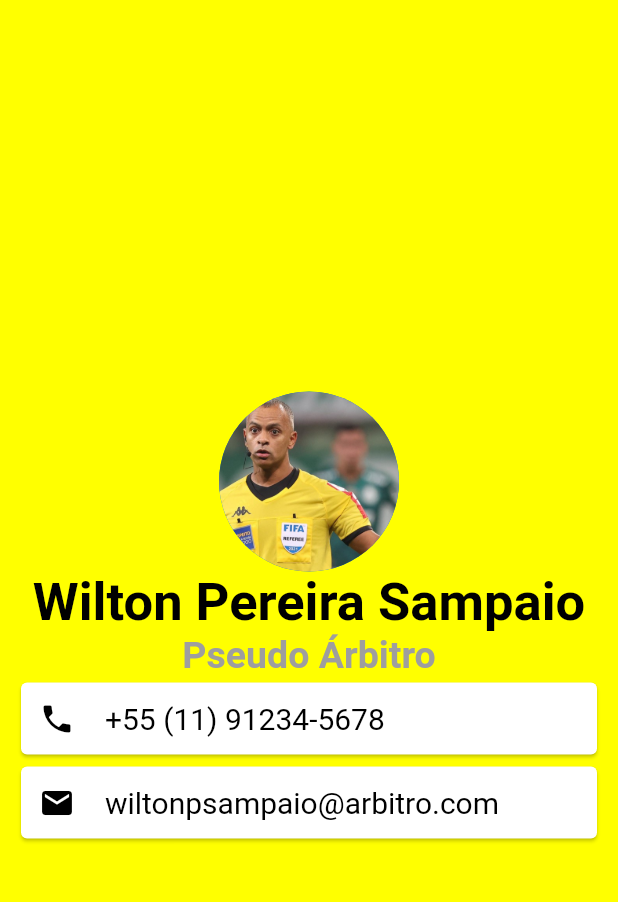
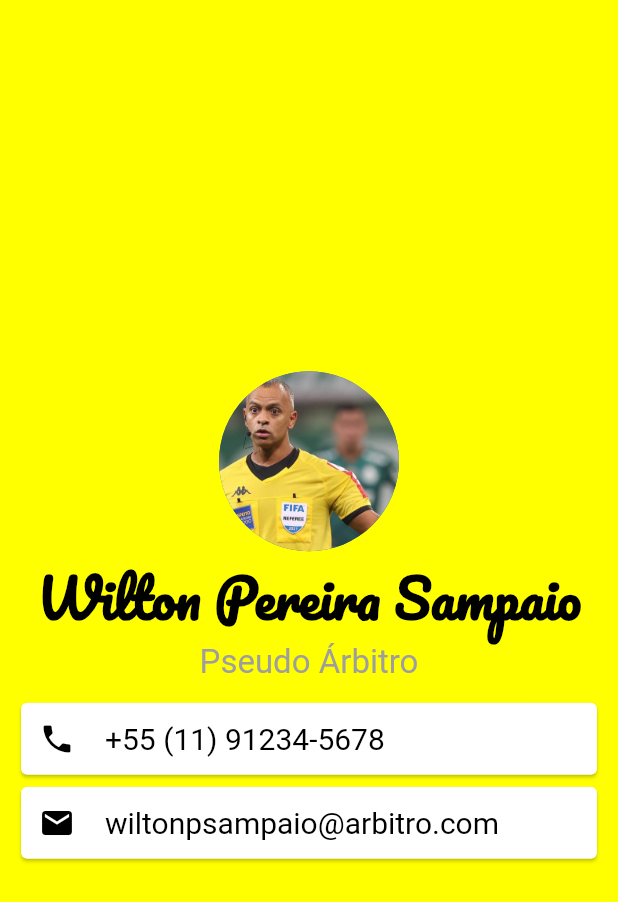
Before and after one commit to vinicius015/card_app, a Flutter app: the screen it shows after launch, on a phone screen of 412 x 824 dp. Shown: the top 902 px of the screen. Run offline on Flutter 3.47's test engine with Material 2 defaults, Android fonts, the phone set to English and light mode, and no system bars.

Commit message:
adding a font

```diff
--- a/card_app/lib/main.dart
+++ b/card_app/lib/main.dart
@@ -25,15 +25,18 @@ class MyApp extends StatelessWidget{
               style: TextStyle(
                 fontSize: 35,
                 color: Colors.black,
-                fontWeight: FontWeight.bold
+                fontWeight: FontWeight.bold,
+                fontFamily: 'Pacifico'
                 ),
               ),
               Text('Pseudo Árbitro',
               style: TextStyle(
-                fontSize: 25,
-                color: Colors.grey,
-                fontWeight: FontWeight.bold
+                fontSize: 22,
+                color: Colors.grey
                 ),
+              ),
+              SizedBox(
+                height: 10,
               ),
               Card(
                 child: Padding(
```
Also changed, not shown: card_app/pubspec.yaml (+4 -12 lines).
